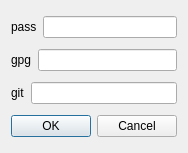
Before: the Qt Designer form dialog.ui in IJHack/QtPass, drawn with Qt 5.
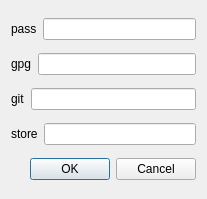
After: the same form once the commit is applied.

Commit message: password-store path in config

Patch:
```diff
--- a/dialog.ui
+++ b/dialog.ui
@@ -6,8 +6,8 @@
    <rect>
     <x>0</x>
     <y>0</y>
-    <width>176</width>
-    <height>153</height>
+    <width>207</width>
+    <height>199</height>
    </rect>
   </property>
   <property name="windowTitle">
@@ -56,6 +56,20 @@
      </item>
     </layout>
    </item>
+   <item>
+    <layout class="QHBoxLayout" name="horizontalLayout_4">
+     <item>
+      <widget class="QLabel" name="label_4">
+       <property name="text">
+        <string>store</string>
+       </property>
+      </widget>
+     </item>
+     <item>
+      <widget class="QLineEdit" name="storePath"/>
+     </item>
+    </layout>
+   </item>
    <item>
     <widget class="QDialogButtonBox" name="buttonBox">
      <property name="orientation">
```
The commit also changes 3 other files.
